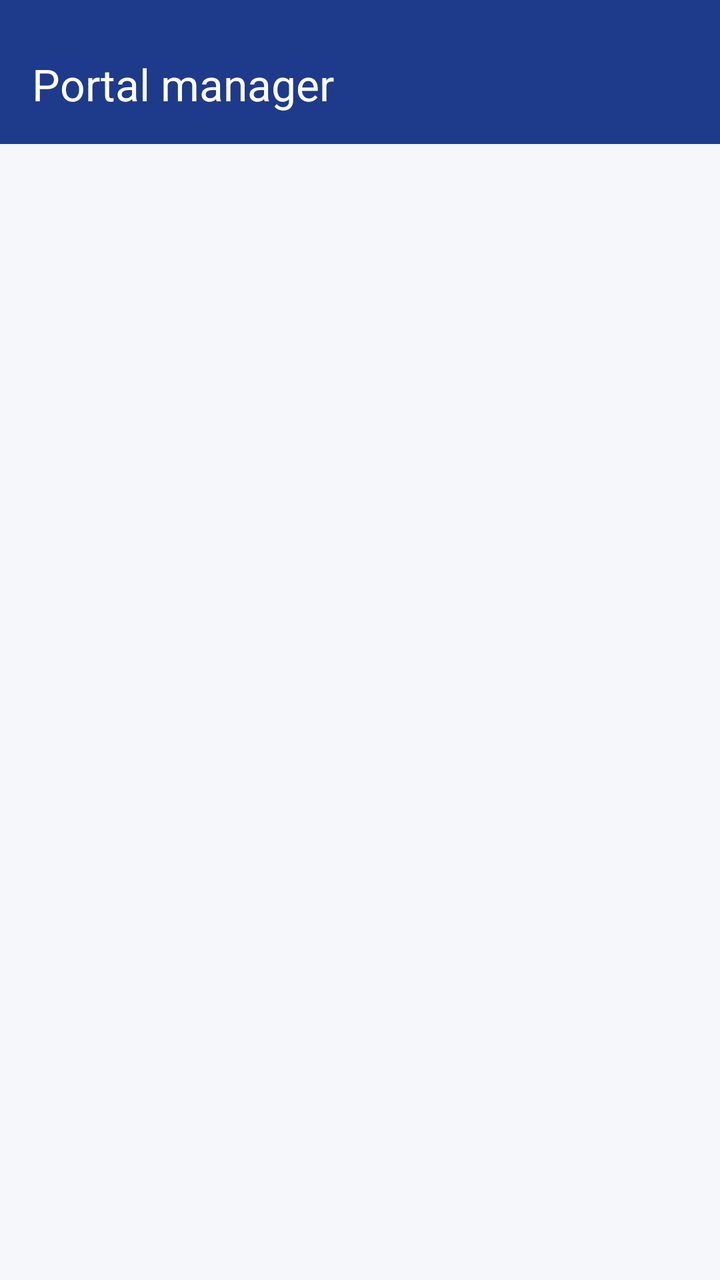
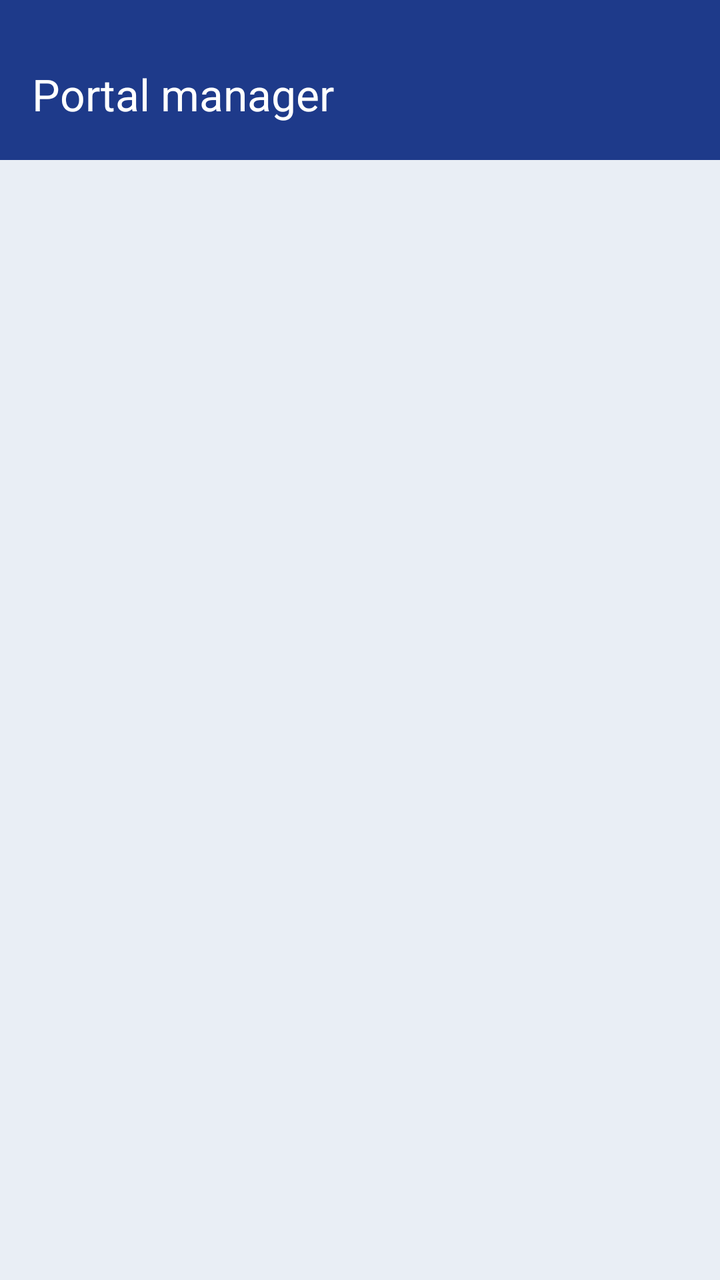

Screens rendered from an Android XML layout before and after an edit, with the pre-edit source and the edit as a unified diff.
<!-- AndroidManifest.xml: application theme Theme.Tfgincidenciasfront -->
<!-- res/layout/activity_manager_main.xml -->
<?xml version="1.0" encoding="utf-8"?>
<androidx.constraintlayout.widget.ConstraintLayout xmlns:android="http://schemas.android.com/apk/res/android"
    xmlns:app="http://schemas.android.com/apk/res-auto"
    android:layout_width="match_parent"
    android:layout_height="match_parent">

    <com.google.android.material.appbar.MaterialToolbar
        android:id="@+id/toolbar"
        android:layout_width="0dp"
        android:layout_height="72dp"
        android:background="?attr/colorPrimary"
        android:paddingTop="12dp"
        android:theme="@style/ThemeOverlay.Material3.ActionBar"
        app:layout_constraintEnd_toEndOf="parent"
        app:layout_constraintStart_toStartOf="parent"
        app:layout_constraintTop_toTopOf="parent"
        app:title="Portal manager"
        app:titleTextColor="@android:color/white" />

    <FrameLayout
        android:id="@+id/managerFragmentContainer"
        android:layout_width="0dp"
        android:layout_height="0dp"
        app:layout_constraintTop_toBottomOf="@id/toolbar"
        app:layout_constraintBottom_toBottomOf="parent"
        app:layout_constraintStart_toStartOf="parent"
        app:layout_constraintEnd_toEndOf="parent" />

</androidx.constraintlayout.widget.ConstraintLayout>
<!-- resources referenced by this layout -->
<resources>
  <style name="Theme.Tfgincidenciasfront" parent="Base.Theme.Tfgincidenciasfront" />
  <style name="Base.Theme.Tfgincidenciasfront" parent="Theme.Material3.DayNight.NoActionBar">
  
          
          <item name="colorPrimary">@color/primary</item>
          <item name="colorOnPrimary">@color/onPrimary</item>
  
          
          <item name="android:colorBackground">@color/background</item>
  
          
          <item name="colorSurface">@color/surface</item>
          <item name="colorOnSurface">@color/onSurface</item>
  
      </style>
  <color name="primary">#1E3A8A</color>
  <color name="onPrimary">#FFFFFF</color>
  <color name="background">#F5F7FA</color>
  <color name="surface">#FFFFFF</color>
  <color name="onSurface">#111827</color>
</resources>

<!-- the commit's change to res/layout/activity_manager_main.xml (unified diff, before → after) -->
@@ -7,14 +7,15 @@
     <com.google.android.material.appbar.MaterialToolbar
         android:id="@+id/toolbar"
         android:layout_width="0dp"
-        android:layout_height="72dp"
+        android:layout_height="@dimen/toolbar_height"
         android:background="?attr/colorPrimary"
-        android:paddingTop="12dp"
+        android:paddingTop="@dimen/toolbar_top_padding"
         android:theme="@style/ThemeOverlay.Material3.ActionBar"
         app:layout_constraintEnd_toEndOf="parent"
         app:layout_constraintStart_toStartOf="parent"
         app:layout_constraintTop_toTopOf="parent"
         app:title="Portal manager"
+        app:titleCentered="false"
         app:titleTextColor="@android:color/white" />
 
     <FrameLayout
<!-- resource entries referenced after the edit -->
@@ -1,5 +1,7 @@
 <!-- resources referenced by this layout -->
 <resources>
+  <dimen name="toolbar_height">80dp</dimen>
+  <dimen name="toolbar_top_padding">14dp</dimen>
   <style name="Theme.Tfgincidenciasfront" parent="Base.Theme.Tfgincidenciasfront" />
   <style name="Base.Theme.Tfgincidenciasfront" parent="Theme.Material3.DayNight.NoActionBar">
   
@@ -17,7 +19,7 @@
       </style>
   <color name="primary">#1E3A8A</color>
   <color name="onPrimary">#FFFFFF</color>
-  <color name="background">#F5F7FA</color>
+  <color name="background">#E9EEF5</color>
   <color name="surface">#FFFFFF</color>
   <color name="onSurface">#111827</color>
 </resources>
